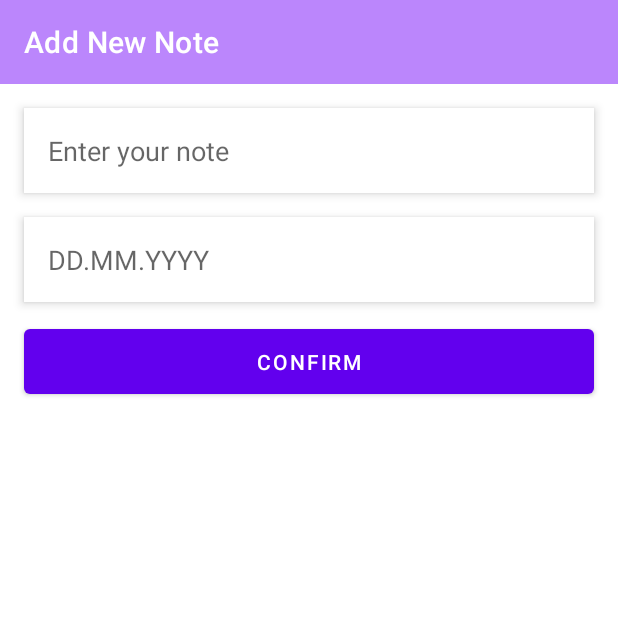
After one commit to santooleg/AN02ONL_PlannerApp, an Android app: the AddNewFragment screen opened through its navigation route, on a phone screen of 412 x 824 dp, the top half of it. The commit adds this screen. Run offline under Robolectric (Android 15) with nearby library versions, the phone set to English and light mode, and no system bars; libraries missing offline, so code that uses them is left out: by.kirich1409.viewbindingdelegate; 5 statements that could not run were skipped.

Commit message:
Home work 2 finish

```diff
--- /dev/null
+++ b/app/src/main/java/io/techmeskills/an02onl_plannerapp/screen/add_new/AddNewFragment.kt
@@ -0,0 +1,52 @@
+package io.techmeskills.an02onl_plannerapp.screen.add_new
+
+import android.os.Bundle
+import android.view.View
+import android.widget.Toast
+import androidx.activity.OnBackPressedCallback
+import androidx.fragment.app.setFragmentResult
+import androidx.navigation.fragment.findNavController
+import by.kirich1409.viewbindingdelegate.viewBinding
+import io.techmeskills.an02onl_plannerapp.R
+import io.techmeskills.an02onl_plannerapp.databinding.FragmentAddNewBinding
+import io.techmeskills.an02onl_plannerapp.support.NavigationFragment
+import org.koin.android.viewmodel.ext.android.viewModel
+
+class AddNewFragment : NavigationFragment<FragmentAddNewBinding>(R.layout.fragment_add_new) {
+
+    override val viewBinding: FragmentAddNewBinding by viewBinding()
+    private val viewModel: AddNewViewModel by viewModel()
+
+    override fun onViewCreated(view: View, savedInstanceState: Bundle?) {
+
+        viewBinding.confirm.setOnClickListener {
+            if (viewBinding.etNote.text.isNotBlank()) {
+                setFragmentResult(ADD_NEW_RESULT, Bundle().apply {
+                    putString(TEXT, viewBinding.etNote.text.toString())
+                    putString(DATE, viewBinding.etDate.text.toString())
+                })
+                findNavController().popBackStack()
+            } else {
+                Toast.makeText(requireContext(), " Please, enter your note", Toast.LENGTH_LONG)
+                    .show()
+            }
+        }
+    }
+
+    override fun onInsetsReceived(top: Int, bottom: Int, hasKeyboard: Boolean) {
+        viewBinding.toolbar.setPadding(0, top, 0, 0)
+    }
+
+    override val backPressedCallback: OnBackPressedCallback
+        get() = object : OnBackPressedCallback(true) {
+            override fun handleOnBackPressed() {
+                findNavController().popBackStack()
+            }
+        }
+
+    companion object {
+        const val ADD_NEW_RESULT = "ADD_NEW_RESULT"
+        const val TEXT = "TEXT"
+        const val DATE = "DATE"
+    }
+}
--- /dev/null
+++ b/app/src/main/java/io/techmeskills/an02onl_plannerapp/screen/add_new/AddNewViewModel.kt
@@ -0,0 +1,5 @@
+package io.techmeskills.an02onl_plannerapp.screen.add_new
+
+import io.techmeskills.an02onl_plannerapp.support.CoroutineViewModel
+
+class AddNewViewModel : CoroutineViewModel()
--- /dev/null
+++ b/app/src/main/res/layout/fragment_add_new.xml
@@ -0,0 +1,60 @@
+<?xml version="1.0" encoding="utf-8"?>
+<androidx.constraintlayout.widget.ConstraintLayout xmlns:android="http://schemas.android.com/apk/res/android"
+    xmlns:app="http://schemas.android.com/apk/res-auto"
+    xmlns:tools="http://schemas.android.com/tools"
+    android:layout_width="match_parent"
+    android:layout_height="match_parent">
+
+    <androidx.appcompat.widget.Toolbar
+        android:id="@+id/toolbar"
+        android:layout_width="match_parent"
+        android:layout_height="wrap_content"
+        android:background="@color/purple_200"
+        app:layout_constraintEnd_toEndOf="parent"
+        app:layout_constraintStart_toStartOf="parent"
+        app:layout_constraintTop_toTopOf="parent"
+        app:title="@string/add_new_note"
+        app:titleTextColor="@color/white" />
+
+    <EditText
+        android:id="@+id/etNote"
+        android:layout_width="0dp"
+        android:layout_height="wrap_content"
+        android:layout_margin="16dp"
+        android:background="@color/white"
+        android:elevation="4dp"
+        android:hint="@string/enter_your_note"
+        android:padding="16dp"
+        app:layout_constraintEnd_toEndOf="parent"
+        app:layout_constraintStart_toStartOf="parent"
+        app:layout_constraintTop_toBottomOf="@+id/toolbar"
+        tools:layout_editor_absoluteX="128dp"
+        tools:layout_editor_absoluteY="226dp" />
+
+    <EditText
+        android:id="@+id/etDate"
+        android:layout_width="0dp"
+        android:layout_height="wrap_content"
+        android:layout_margin="16dp"
+        android:background="@color/white"
+        android:elevation="4dp"
+        android:hint="@string/date_pattern"
+        android:padding="16dp"
+        app:layout_constraintEnd_toEndOf="parent"
+        app:layout_constraintStart_toStartOf="parent"
+        app:layout_constraintTop_toBottomOf="@+id/etNote"
+        tools:layout_editor_absoluteX="128dp"
+        tools:layout_editor_absoluteY="226dp" />
+
+    <Button
+        android:id="@+id/confirm"
+        android:layout_width="0dp"
+        android:layout_height="wrap_content"
+        android:layout_marginTop="12dp"
+        android:paddingVertical="12dp"
+        android:text="@string/confirm"
+        app:layout_constraintEnd_toEndOf="@+id/etNote"
+        app:layout_constraintStart_toStartOf="@+id/etNote"
+        app:layout_constraintTop_toBottomOf="@+id/etDate" />
+
+</androidx.constraintlayout.widget.ConstraintLayout>
--- a/app/src/main/res/layout/note_list_item.xml
+++ b/app/src/main/res/layout/note_list_item.xml
@@ -6,7 +6,7 @@
     android:layout_height="200dp"
     android:layout_margin="4dp"
     app:cardBackgroundColor="@color/white"
-	app:cardCornerRadius="8dp"
+    app:cardCornerRadius="17dp"
     app:cardElevation="4dp">
 
     <androidx.constraintlayout.widget.ConstraintLayout
--- a/app/src/main/res/navigation/navigation.xml
+++ b/app/src/main/res/navigation/navigation.xml
@@ -12,15 +12,23 @@
         tools:layout="@layout/fragment_splash">
         <action
             android:id="@+id/toMainFragment"
-            app:destination="@+id/mainFragment"
-            app:popUpTo="@+id/nav_graph"
-            app:popUpToInclusive="true" />
+            app:destination="@+id/mainFragment" />
     </fragment>
 
     <fragment
         android:id="@+id/mainFragment"
         android:name="io.techmeskills.an02onl_plannerapp.screen.main.MainFragment"
         android:label="MainFragment"
-        tools:layout="@layout/fragment_main" />
+        tools:layout="@layout/fragment_main">
+        <action
+            android:id="@+id/toAddNewFragment"
+            app:destination="@+id/addNewFragment" />
+    </fragment>
+
+    <fragment
+        android:id="@+id/addNewFragment"
+        android:name="io.techmeskills.an02onl_plannerapp.screen.add_new.AddNewFragment"
+        android:label="AddNewFragment"
+        tools:layout="@layout/fragment_add_new" />
 
 </navigation>
--- a/app/src/main/res/values-night/themes.xml
+++ b/app/src/main/res/values-night/themes.xml
@@ -1,6 +1,6 @@
 <resources xmlns:tools="http://schemas.android.com/tools">
     <!-- Base application theme. -->
-    <style name="Theme.AN02ONL_PlannerApp" parent="Theme.MaterialComponents.DayNight.DarkActionBar">
+    <style name="Theme.AN02ONL_PlannerApp" parent="Theme.MaterialComponents.DayNight.NoActionBar">
         <!-- Primary brand color. -->
         <item name="colorPrimary">@color/purple_200</item>
         <item name="colorPrimaryVariant">@color/purple_700</item>
--- a/app/src/main/res/values/colors.xml
+++ b/app/src/main/res/values/colors.xml
@@ -7,5 +7,4 @@
     <color name="teal_700">#FF018786</color>
     <color name="black">#FF000000</color>
     <color name="white">#FFFFFFFF</color>
-    <color name="white_1">#878787</color>
 </resources>
--- a/app/src/main/res/values/strings.xml
+++ b/app/src/main/res/values/strings.xml
@@ -2,8 +2,9 @@
     <string name="app_name">AN02ONL_PlannerApp</string>
     <string name="welcome">Welcome</string>
     <string name="click_me">Click Me</string>
-	<string name="click_me_2">Sum of two clicks</string>
-	<string name="edit_text">New text</string>
-	<string name="send">Send</string>
-	<string name="hint">hint</string>
+    <string name="enter_your_note">Enter your note</string>
+    <string name="enter_note_date">Enter note date</string>
+    <string name="date_pattern">DD.MM.YYYY</string>
+    <string name="confirm">Confirm</string>
+    <string name="add_new_note">Add New Note</string>
 </resources>
--- a/app/src/main/res/values/themes.xml
+++ b/app/src/main/res/values/themes.xml
@@ -1,6 +1,6 @@
 <resources xmlns:tools="http://schemas.android.com/tools">
     <!-- Base application theme. -->
-    <style name="Theme.AN02ONL_PlannerApp" parent="Theme.MaterialComponents.DayNight.DarkActionBar">
+    <style name="Theme.AN02ONL_PlannerApp" parent="Theme.MaterialComponents.DayNight.NoActionBar">
         <!-- Primary brand color. -->
         <item name="colorPrimary">@color/purple_500</item>
         <item name="colorPrimaryVariant">@color/purple_700</item>
@@ -11,9 +11,8 @@
         <item name="colorOnSecondary">@color/black</item>
         <!-- Status bar color. -->
         <item name="android:statusBarColor" tools:targetApi="l">?attr/colorPrimaryVariant</item>
+        <item name="android:windowLightNavigationBar" tools:targetApi="o_mr1">true</item>
+        <item name="android:windowLightStatusBar">false</item>
         <!-- Customize your theme here. -->
-		<item name="android:windowFullscreen">true</item>
-		<item name="windowActionBar">false</item>
-		<item name="windowNoTitle">true</item>
     </style>
 </resources>
```
Also changed, not shown: app/src/main/java/io/techmeskills/an02onl_plannerapp/screen/main/MainFragment.kt (+32 -13 lines), app/src/main/java/io/techmeskills/an02onl_plannerapp/screen/main/MainViewModel.kt (+16 -9 lines), app/src/main/java/io/techmeskills/an02onl_plannerapp/support/CoroutineViewModel.kt (+4 -6 lines), app/src/main/res/drawable/ic_add.xml (added, +9 -0 lines), app/src/main/res/layout/fragment_main.xml (+10 -32 lines), app/src/main/res/layout/note_list_item2.xml (added, +32 -0 lines). Lines whose indentation alone changed are shown as unchanged.
